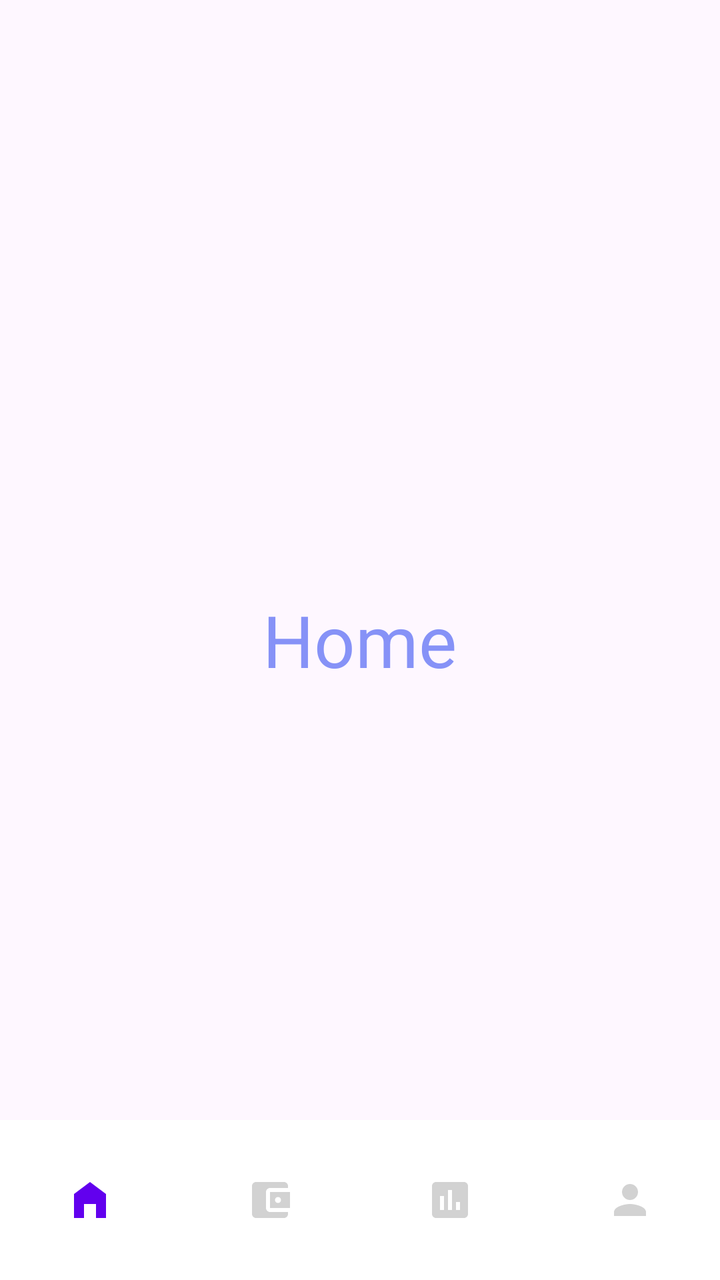
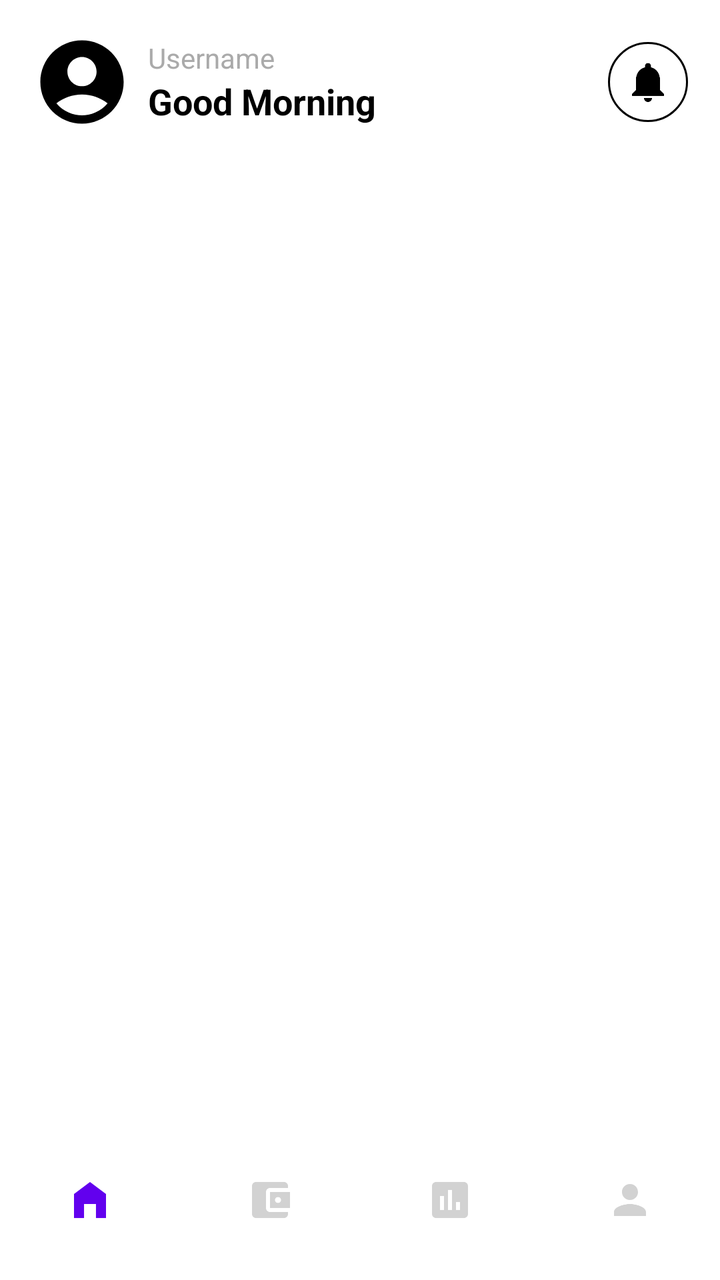

Two renders of the same Android screen: before a commit and after it. Below are the layout's source before the change and the commit's diff.
<!-- AndroidManifest.xml: application theme Theme.Bankify -->
<!-- res/layout/fragment_home.xml -->
<?xml version="1.0" encoding="utf-8"?>
<RelativeLayout xmlns:android="http://schemas.android.com/apk/res/android"
    xmlns:app="http://schemas.android.com/apk/res-auto"
    xmlns:tools="http://schemas.android.com/tools"
    android:layout_width="match_parent"
    android:layout_height="match_parent"
    tools:context=".fragments.HomePage">

    <TextView
        android:layout_width="wrap_content"
        android:layout_height="wrap_content"
        android:text="Home"
        android:textSize="36sp"
        android:textColor="@color/lavender"
        android:layout_centerInParent="true"/>

    <com.google.android.material.bottomnavigation.BottomNavigationView
        android:layout_width="match_parent"
        android:layout_height="wrap_content"
        android:id="@+id/bottomNavigationView"
        android:layout_alignParentBottom="true"
        android:background="@drawable/bottom_background"
        android:elevation="2dp"
        app:menu="@menu/bottom_menu"
        app:itemIconSize="24dp"
        app:itemIconTint="@drawable/item_selector"
        app:itemRippleColor="@android:color/transparent"
        app:labelVisibilityMode="unlabeled" />

</RelativeLayout>
<!-- resources referenced by this layout -->
<resources>
  <color name="lavender">#8692F7</color>
  <!-- drawable bottom_background (drawable) -->
  <?xml version="1.0" encoding="utf-8"?>
  <shape xmlns:android="http://schemas.android.com/apk/res/android" android:shape="rectangle">
      <solid android:color="@color/white" />
      <corners android:radius="0dp" />
      <padding android:left="0dp" android:top="0dp" android:right="0dp" android:bottom="0dp" />
      <stroke android:width="0dp" android:color="@android:color/transparent" />
  </shape>
  <!-- drawable item_selector (drawable) -->
  <?xml version="1.0" encoding="utf-8"?>
  <selector xmlns:android="http://schemas.android.com/apk/res/android">
      <item
          android:state_selected="true"
          android:color="@color/purple_500"/>
  
      <item
          android:state_selected="false"
          android:color="@color/grey"/>
  </selector>
  <style name="Theme.Bankify" parent="Base.Theme.Bankify" />
  <color name="white">#FFFFFFFF</color>
  <color name="purple_500">#FF6200EE</color>
  <color name="grey">#d2d2d2</color>
  <style name="Base.Theme.Bankify" parent="Theme.Material3.DayNight.NoActionBar">
          
           <item name="colorPrimary">@color/lavender</item>
           <item name="colorPrimaryVariant">@color/lavender</item>
           <item name="colorOnPrimary">@color/white</item>
          
          <item name="colorSecondary">@color/teal_200</item>
          <item name="colorSecondaryVariant">@color/teal_700</item>
          <item name="colorOnSecondary">@color/black</item>
          
          <item name="android:statusBarColor">@android:color/white</item>
          <item name="android:windowLightStatusBar">true</item>
          <item name="android:windowTranslucentStatus">true</item>
      </style>
  <color name="teal_200">#FF03DAC5</color>
  <color name="teal_700">#FF018786</color>
  <color name="black">#FF000000</color>
</resources>

<!-- the commit's change to res/layout/fragment_home.xml (unified diff, before → after) -->
@@ -4,27 +4,90 @@
     xmlns:tools="http://schemas.android.com/tools"
     android:layout_width="match_parent"
     android:layout_height="match_parent"
+    android:background="@color/white"
     tools:context=".fragments.HomePage">
 
-    <TextView
-        android:layout_width="wrap_content"
-        android:layout_height="wrap_content"
-        android:text="Home"
-        android:textSize="36sp"
-        android:textColor="@color/lavender"
-        android:layout_centerInParent="true"/>
+    <ScrollView
+        android:layout_width="match_parent"
+        android:layout_height="match_parent">
 
-    <com.google.android.material.bottomnavigation.BottomNavigationView
-        android:layout_width="match_parent"
-        android:layout_height="wrap_content"
-        android:id="@+id/bottomNavigationView"
-        android:layout_alignParentBottom="true"
-        android:background="@drawable/bottom_background"
-        android:elevation="2dp"
-        app:menu="@menu/bottom_menu"
-        app:itemIconSize="24dp"
-        app:itemIconTint="@drawable/item_selector"
-        app:itemRippleColor="@android:color/transparent"
-        app:labelVisibilityMode="unlabeled" />
+        <LinearLayout
+            android:layout_width="match_parent"
+            android:layout_height="wrap_content"
+            android:orientation="vertical">
+
+            <RelativeLayout
+                android:layout_width="match_parent"
+                android:layout_height="wrap_content"
+                android:padding="16dp">
+
+                <ImageView
+                    android:id="@+id/user_image"
+                    android:layout_width="50dp"
+                    android:layout_height="50dp"
+                    android:layout_centerVertical="true"
+                    android:src="@drawable/baseline_account_circle_24"
+                    android:layout_alignParentStart="true"
+                    android:layout_marginEnd="8dp"
+                    android:contentDescription="User Image" />
+
+                <LinearLayout
+                    android:layout_width="wrap_content"
+                    android:layout_height="wrap_content"
+                    android:layout_toEndOf="@id/user_image"
+                    android:layout_centerVertical="true"
+                    android:orientation="vertical">
+
+                    <TextView
+                        android:id="@+id/good_morning"
+                        android:layout_width="wrap_content"
+                        android:layout_height="wrap_content"
+                        android:text="Username"
+                        android:textSize="14sp"
+                        android:textColor="@android:color/darker_gray"
+                        android:gravity="center" />
+
+                    <TextView
+                        android:id="@+id/username"
+                        android:layout_width="wrap_content"
+                        android:layout_height="wrap_content"
+                        android:text="Good Morning"
+                        android:textSize="18sp"
+                        android:textColor="@android:color/black"
+                        android:textStyle="bold"
+                        android:gravity="center" />
+
+
+                </LinearLayout>
+
+                <ImageView
+                    android:id="@+id/bell_icon"
+                    android:layout_width="40dp"
+                    android:layout_height="40dp"
+                    android:layout_alignParentEnd="true"
+                    android:layout_centerVertical="true"
+                    android:src="@drawable/baseline_notifications_24"
+                    android:background="@drawable/circle_border"
+                    android:contentDescription="Notification Icon" />
+
+            </RelativeLayout>
+
+        </LinearLayout>
+
+    </ScrollView>
+
+        <com.google.android.material.bottomnavigation.BottomNavigationView
+            android:layout_width="match_parent"
+            android:layout_height="wrap_content"
+            android:id="@+id/bottomNavigationView"
+            android:layout_alignParentBottom="true"
+            android:background="@drawable/bottom_background"
+            android:elevation="2dp"
+            app:menu="@menu/bottom_menu"
+            app:itemIconSize="24dp"
+            app:itemIconTint="@drawable/item_selector"
+            app:itemRippleColor="@android:color/transparent"
+            app:labelVisibilityMode="unlabeled" />
+
 
 </RelativeLayout>
<!-- resource entries referenced after the edit -->
@@ -8,6 +8,13 @@
       <corners android:radius="0dp" />
       <padding android:left="0dp" android:top="0dp" android:right="0dp" android:bottom="0dp" />
       <stroke android:width="0dp" android:color="@android:color/transparent" />
+  </shape>
+  <!-- drawable circle_border (drawable) -->
+  <?xml version="1.0" encoding="utf-8"?>
+  <shape xmlns:android="http://schemas.android.com/apk/res/android" android:shape="oval">
+      <solid android:color="@android:color/transparent" />
+      <stroke android:width="1dp" android:color="@android:color/black" />
+      <padding android:left="8dp" android:top="8dp" android:right="8dp" android:bottom="8dp" />
   </shape>
   <!-- drawable item_selector (drawable) -->
   <?xml version="1.0" encoding="utf-8"?>
@@ -22,6 +29,18 @@
   </selector>
   <style name="Theme.Bankify" parent="Base.Theme.Bankify" />
   <color name="white">#FFFFFFFF</color>
+  <!-- drawable baseline_account_circle_24 (drawable) -->
+  <vector xmlns:android="http://schemas.android.com/apk/res/android" android:height="24dp" android:tint="#000000" android:viewportHeight="24" android:viewportWidth="24" android:width="24dp">
+        
+      <path android:fillColor="@android:color/white" android:pathData="M12,2C6.48,2 2,6.48 2,12s4.48,10 10,10s10,-4.48 10,-10S17.52,2 12,2zM12,6c1.93,0 3.5,1.57 3.5,3.5S13.93,13 12,13s-3.5,-1.57 -3.5,-3.5S10.07,6 12,6zM12,20c-2.03,0 -4.43,-0.82 -6.14,-2.88C7.55,15.8 9.68,15 12,15s4.45,0.8 6.14,2.12C16.43,19.18 14.03,20 12,20z"/>
+      
+  </vector>
+  <!-- drawable baseline_notifications_24 (drawable) -->
+  <vector xmlns:android="http://schemas.android.com/apk/res/android" android:height="24dp" android:tint="#000000" android:viewportHeight="24" android:viewportWidth="24" android:width="24dp">
+        
+      <path android:fillColor="@android:color/white" android:pathData="M12,22c1.1,0 2,-0.9 2,-2h-4c0,1.1 0.89,2 2,2zM18,16v-5c0,-3.07 -1.64,-5.64 -4.5,-6.32L13.5,4c0,-0.83 -0.67,-1.5 -1.5,-1.5s-1.5,0.67 -1.5,1.5v0.68C7.63,5.36 6,7.92 6,11v5l-2,2v1h16v-1l-2,-2z"/>
+      
+  </vector>
   <color name="purple_500">#FF6200EE</color>
   <color name="grey">#d2d2d2</color>
   <style name="Base.Theme.Bankify" parent="Theme.Material3.DayNight.NoActionBar">
